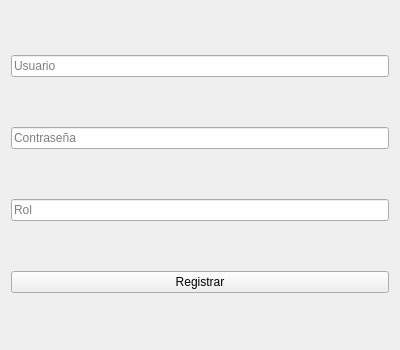
Qt form SafeSpace/client/src/view/registeruserpage.ui (Svndda/CI-0123-PIRS-incomprendidos) before a commit.
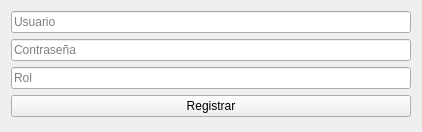
The same form after that commit.

Commit message: chore: ui policy changed.

Diff of the .ui file:
```diff
--- a/SafeSpace/client/src/view/registeruserpage.ui
+++ b/SafeSpace/client/src/view/registeruserpage.ui
@@ -6,16 +6,28 @@
    <rect>
     <x>0</x>
     <y>0</y>
-    <width>400</width>
-    <height>350</height>
+    <width>418</width>
+    <height>132</height>
    </rect>
   </property>
+  <property name="sizePolicy">
+   <sizepolicy hsizetype="Expanding" vsizetype="Expanding">
+    <horstretch>0</horstretch>
+    <verstretch>0</verstretch>
+   </sizepolicy>
+  </property>
   <property name="windowTitle">
    <string>Registrar Usuario</string>
   </property>
   <layout class="QVBoxLayout" name="verticalLayout">
    <item>
     <widget class="QLineEdit" name="usernameLineEdit">
+     <property name="minimumSize">
+      <size>
+       <width>400</width>
+       <height>0</height>
+      </size>
+     </property>
      <property name="placeholderText">
       <string>Usuario</string>
      </property>
@@ -23,16 +35,28 @@
    </item>
    <item>
     <widget class="QLineEdit" name="passwordLineEdit">
-     <property name="placeholderText">
-      <string>Contraseña</string>
+     <property name="minimumSize">
+      <size>
+       <width>400</width>
+       <height>0</height>
+      </size>
      </property>
      <property name="echoMode">
-      <enum>QLineEdit::Password</enum>
+      <enum>QLineEdit::EchoMode::Password</enum>
+     </property>
+     <property name="placeholderText">
+      <string>Contraseña</string>
      </property>
     </widget>
    </item>
    <item>
     <widget class="QLineEdit" name="rolLineEdit">
+     <property name="minimumSize">
+      <size>
+       <width>400</width>
+       <height>0</height>
+      </size>
+     </property>
      <property name="placeholderText">
       <string>Rol</string>
      </property>
@@ -40,6 +64,12 @@
    </item>
    <item>
     <widget class="QPushButton" name="registerButton">
+     <property name="minimumSize">
+      <size>
+       <width>400</width>
+       <height>0</height>
+      </size>
+     </property>
      <property name="text">
       <string>Registrar</string>
      </property>
```
The commit also changes 1 other file.
